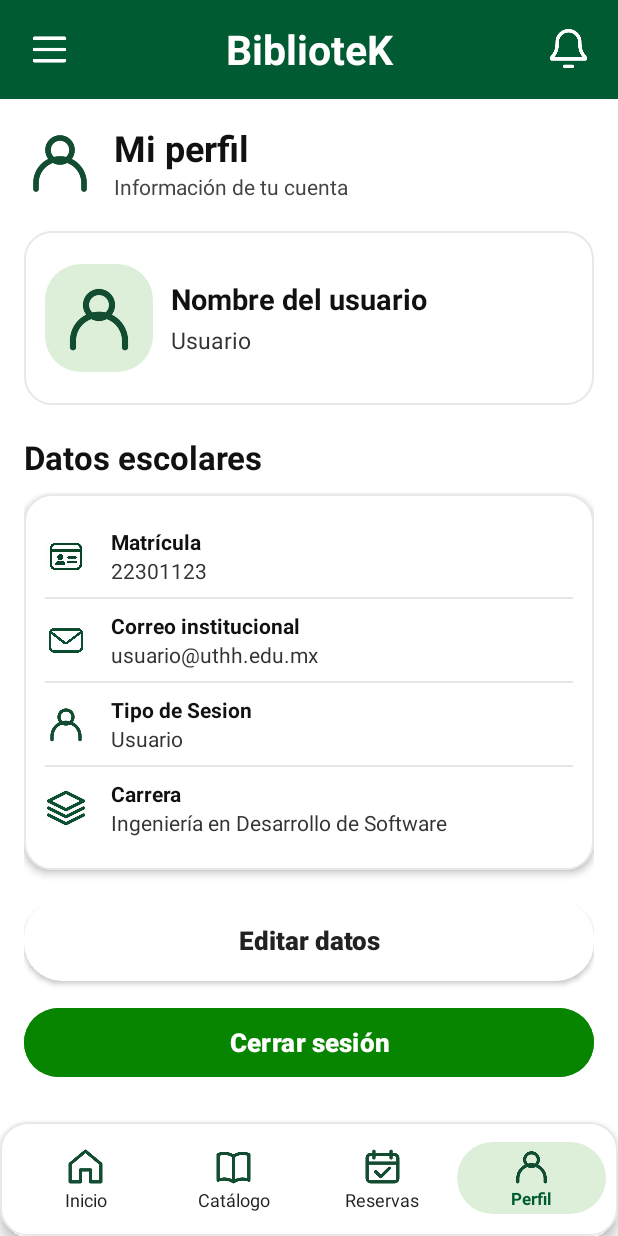
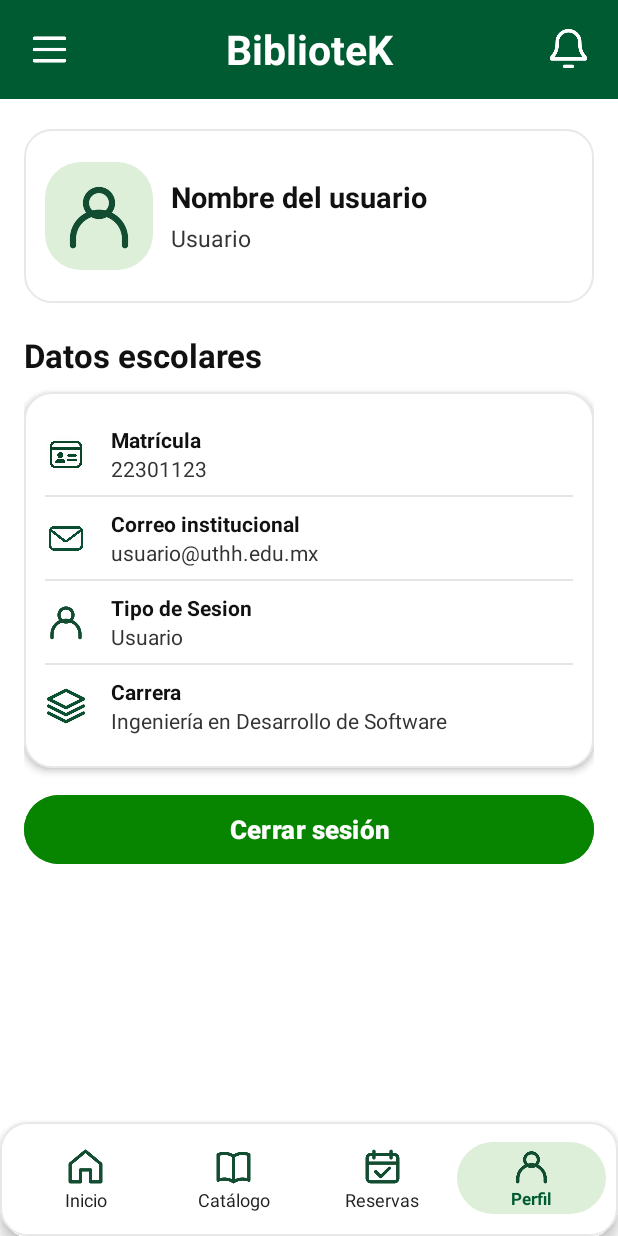
Before and after one commit to AdrianOrt-aot/SIGEBI, an Android app: the layout activity_perfil.xml on its own in the app's theme, with its tools: preview values and no code run, on a phone screen of 412 x 824 dp. Run offline under Robolectric (Android 15) with nearby library versions, the phone set to English and light mode, and no system bars.

Commit message:
subo cambios pero a que costo

```diff
--- a/app/src/main/java/com/example/sigebi/Vista/ActivityCatalogo.kt
+++ b/app/src/main/java/com/example/sigebi/Vista/ActivityCatalogo.kt
@@ -37,11 +37,7 @@ class ActivityCatalogo : AppCompatActivity() {
     private lateinit var rvCategorias: RecyclerView
     private lateinit var adaptadorCategorias: CategoriasAdaptador
     private lateinit var presentadorAreas: clsAreasPresentador
-
-    // Guardar los libros recibidos de la API
     private var librosActuales: List<dataLibro> = emptyList()
-
-    // Guardar la categoria seleccionada
     private var categoriaSeleccionada: String? = null
 
     override fun onCreate(savedInstanceState: Bundle?) {
--- a/app/src/main/java/com/example/sigebi/Vista/ActivitySolicitudes.kt
+++ b/app/src/main/java/com/example/sigebi/Vista/ActivitySolicitudes.kt
@@ -20,9 +20,7 @@ import kotlinx.coroutines.launch
 import kotlin.collections.emptyList
 
 class ActivitySolicitudes : AppCompatActivity() {
-
     private val adaptador = SolicitudesAdaptador()
-
     private lateinit var txtVacio: TextView
     private lateinit var progreso: View
 
--- a/app/src/main/java/com/example/sigebi/Vista/LoginActivity.kt
+++ b/app/src/main/java/com/example/sigebi/Vista/LoginActivity.kt
@@ -17,9 +17,7 @@ import android.content.Intent
 import com.example.sigebi.Vista.MainActivity
 
 class LoginActivity : AppCompatActivity() {
-
     private lateinit var presentador: clsLoginPresentador
-
     private lateinit var txtUsuario: EditText
     private lateinit var txtContrasena: EditText
     private lateinit var btnIngresar: Button
@@ -90,5 +88,4 @@ class LoginActivity : AppCompatActivity() {
 
         finish()
     }
-
 }
--- a/app/src/main/java/com/example/sigebi/Vista/MainActivity.kt
+++ b/app/src/main/java/com/example/sigebi/Vista/MainActivity.kt
@@ -30,7 +30,6 @@ class MainActivity : AppCompatActivity() {
     }
 
     private lateinit var presentador: clsInicioPresentador
-
     private lateinit var txtAvatar: TextView
     private lateinit var txtSaludo: TextView
     private lateinit var txtTipoUsuario: TextView
@@ -41,7 +40,6 @@ class MainActivity : AppCompatActivity() {
     private lateinit var txtEtiquetaMultas: TextView
     private lateinit var txtSinPrestamos: TextView
     private lateinit var progresoInicio: ProgressBar
-
     private lateinit var adaptadorPrestamos: PrestamosAdaptador
     private lateinit var adaptadorNovedades: GaleriaAdaptador
 
@@ -128,6 +126,7 @@ class MainActivity : AppCompatActivity() {
         }
         startActivity(intent)
     }
+
     //Navegación MainActivity -> PerfilActivity
     private fun abrirPerfil() {
         val intentPerfil = Intent(this, PerfilActivity::class.java)
--- a/app/src/main/java/com/example/sigebi/Vista/RecuperarPasswordActivity.kt
+++ b/app/src/main/java/com/example/sigebi/Vista/RecuperarPasswordActivity.kt
@@ -18,13 +18,11 @@ import com.example.sigebi.Presentador.clsRecuperacionPresentador
 import com.example.sigebi.R
 
 class RecuperarPasswordActivity : AppCompatActivity() {
-
     companion object {
         const val EXTRA_IDENTIFICADOR = "extra_identificador"
     }
 
     private lateinit var presentador: clsRecuperacionPresentador
-
     private lateinit var rgTipoCuenta: RadioGroup
     private lateinit var txtIdentificador: EditText
     private lateinit var btnEnviarEnlace: Button
--- a/app/src/main/res/layout/activity_detalle_libro.xml
+++ b/app/src/main/res/layout/activity_detalle_libro.xml
@@ -1,6 +1,7 @@
 <?xml version="1.0" encoding="utf-8"?>
 <LinearLayout
     xmlns:android="http://schemas.android.com/apk/res/android"
+    android:id="@+id/detallePrincipal"
     android:layout_width="match_parent"
     android:layout_height="match_parent"
     android:orientation="vertical"
--- a/app/src/main/res/layout/activity_perfil.xml
+++ b/app/src/main/res/layout/activity_perfil.xml
@@ -55,7 +55,7 @@
         android:layout_gravity="center"
         android:layout_margin="20dp"
         android:indeterminateTint="#005A32"
-        android:visibility="gone"/>
+        android:visibility="gone" />
 
     <!-- MENSAJE DE ERROR -->
     <LinearLayout
@@ -103,51 +103,12 @@
             android:orientation="vertical"
             android:padding="16dp">
 
-            <!-- TITULO MI PERFIL -->
-            <LinearLayout
-                android:layout_width="match_parent"
-                android:layout_height="wrap_content"
-                android:gravity="center_vertical"
-                android:orientation="horizontal">
-
-                <ImageView
-                    android:layout_width="48dp"
-                    android:layout_height="48dp"
-                    android:src="@drawable/ic_perfil"
-                    android:contentDescription="@null" />
-
-                <LinearLayout
-                    android:layout_width="0dp"
-                    android:layout_height="wrap_content"
-                    android:layout_weight="1"
-                    android:layout_marginStart="12dp"
-                    android:orientation="vertical">
-
-                    <TextView
-                        android:layout_width="wrap_content"
-                        android:layout_height="wrap_content"
-                        android:text="Mi perfil"
-                        android:textSize="24sp"
-                        android:textStyle="bold"
-                        android:textColor="#111111" />
-
-                    <TextView
-                        android:layout_width="wrap_content"
-                        android:layout_height="wrap_content"
-                        android:text="Información de tu cuenta"
-                        android:textSize="14sp"
-                        android:textColor="#444444" />
-
-                </LinearLayout>
-
-            </LinearLayout>
-
             <!-- TARJETA DEL USUARIO -->
             <LinearLayout
                 android:id="@+id/cardUsuario"
                 android:layout_width="match_parent"
                 android:layout_height="116dp"
-                android:layout_marginTop="20dp"
+                android:layout_marginTop="4dp"
                 android:padding="14dp"
                 android:background="@drawable/bg_fondo_tarjeta"
                 android:gravity="center_vertical"
@@ -393,20 +354,6 @@
 
             </LinearLayout>
 
-            <!-- BOTON EDITAR DATOS -->
-            <androidx.appcompat.widget.AppCompatButton
-                android:id="@+id/btnEditarDatos"
-                android:layout_width="match_parent"
-                android:layout_height="54dp"
-                android:layout_marginTop="20dp"
-                android:background="@drawable/bg_boton_confirmar"
-                android:backgroundTint="#FFFFFF"
-                android:text="Editar datos"
-                android:textAllCaps="false"
-                android:textColor="#222222"
-                android:textStyle="bold"
-                android:textSize="17sp" />
-
             <!-- BOTON CERRAR SESION -->
             <Button
                 android:id="@+id/btnCerrarSesion"
--- a/app/src/main/res/layout/bg_fondo_badge_rojo.xml
+++ /dev/null
@@ -1,6 +0,0 @@
-<?xml version="1.0" encoding="utf-8"?>
-<LinearLayout xmlns:android="http://schemas.android.com/apk/res/android"
-    android:layout_width="match_parent"
-    android:layout_height="match_parent">
-
-</LinearLayout>
```
Also changed, not shown: app/src/main/java/com/example/sigebi/Vista/ActivityDetalleLibro.kt (+25 -26 lines), app/src/main/java/com/example/sigebi/Vista/PerfilActivity.kt (+44 -24 lines).
